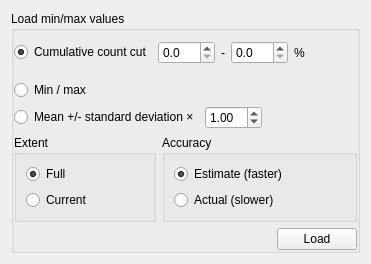
First picture: the form in src/ui/qgsrasterminmaxwidgetbase.ui, repository carsmie/QGIS, before the edit.
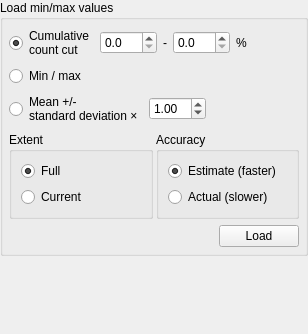
Second picture: the form after the edit.

Commit message:
Update raster properties dialog to vertical tabs
- Minimize width of band renderer type widgets by reorganizing layouts and fixing spacing issues
- Fix #7569, too much information when edit style on raster layer properties
- Group 'Color rendering' options
- Add Reset button to 'Color rendering' options
- Add icon for pseudocolor colormap sorting

What changed in the file:
```diff
--- a/src/ui/qgsrasterminmaxwidgetbase.ui
+++ b/src/ui/qgsrasterminmaxwidgetbase.ui
@@ -6,29 +6,33 @@
    <rect>
     <x>0</x>
     <y>0</y>
-    <width>371</width>
-    <height>264</height>
+    <width>308</width>
+    <height>334</height>
    </rect>
   </property>
   <property name="windowTitle">
    <string>Form</string>
   </property>
   <layout class="QVBoxLayout" name="verticalLayout_3">
+   <property name="margin">
+    <number>0</number>
+   </property>
    <item>
     <widget class="QGroupBox" name="mLoadMinMaxValuesGroupBox">
      <property name="title">
       <string>Load min/max values</string>
      </property>
-     <layout class="QVBoxLayout" name="verticalLayout">
+     <layout class="QVBoxLayout" name="verticalLayout_4">
       <property name="margin">
-       <number>0</number>
+       <number>6</number>
       </property>
       <item>
        <layout class="QHBoxLayout" name="horizontalLayout">
         <item>
          <widget class="QRadioButton" name="mCumulativeCutRadioButton">
           <property name="text">
-           <string>Cumulative count cut</string>
+           <string>Cumulative
+count cut</string>
           </property>
           <property name="checked">
            <bool>true</bool>
@@ -94,7 +98,7 @@
           </property>
           <property name="sizeHint" stdset="0">
            <size>
-            <width>268</width>
+            <width>0</width>
             <height>20</height>
            </size>
           </property>
@@ -107,7 +111,8 @@
         <item>
          <widget class="QRadioButton" name="mStdDevRadioButton">
           <property name="text">
-           <string>Mean +/- standard deviation ×</string>
+           <string>Mean +/-
+standard deviation ×</string>
           </property>
          </widget>
         </item>
@@ -131,8 +136,8 @@
           </property>
           <property name="sizeHint" stdset="0">
            <size>
-            <width>318</width>
-            <height>17</height>
+            <width>0</width>
+            <height>20</height>
            </size>
           </property>
          </spacer>
@@ -141,19 +146,16 @@
       </item>
       <item>
        <layout class="QHBoxLayout" name="horizontalLayout_2">
+        <property name="spacing">
+         <number>3</number>
+        </property>
         <item>
          <widget class="QGroupBox" name="mExtentGroupBox">
-          <property name="sizePolicy">
-           <sizepolicy hsizetype="Preferred" vsizetype="Minimum">
-            <horstretch>0</horstretch>
-            <verstretch>0</verstretch>
-           </sizepolicy>
-          </property>
           <property name="title">
            <string>Extent</string>
           </property>
-          <layout class="QGridLayout" name="gridLayout_3">
-           <item row="0" column="0">
+          <layout class="QVBoxLayout" name="verticalLayout_2">
+           <item>
             <widget class="QRadioButton" name="mFullExtentRadioButton">
              <property name="text">
               <string>Full</string>
@@ -163,88 +165,23 @@
              </property>
             </widget>
            </item>
-           <item row="0" column="1">
-            <spacer name="horizontalSpacer_9">
-             <property name="orientation">
-              <enum>Qt::Horizontal</enum>
-             </property>
-             <property name="sizeHint" stdset="0">
-              <size>
-               <width>60</width>
-               <height>20</height>
-              </size>
-             </property>
-            </spacer>
-           </item>
-           <item row="1" column="0">
+           <item>
             <widget class="QRadioButton" name="mCurrentExtentRadioButton">
              <property name="text">
               <string>Current</string>
              </property>
             </widget>
            </item>
-           <item row="1" column="1">
-            <spacer name="horizontalSpacer_10">
-             <property name="orientation">
-              <enum>Qt::Horizontal</enum>
-             </property>
-             <property name="sizeHint" stdset="0">
-              <size>
-               <width>60</width>
-               <height>20</height>
-              </size>
-             </property>
-            </spacer>
-           </item>
           </layout>
          </widget>
         </item>
         <item>
          <widget class="QGroupBox" name="mAccuracyGroupBox">
-          <property name="sizePolicy">
-           <sizepolicy hsizetype="Preferred" vsizetype="Minimum">
-            <horstretch>0</horstretch>
-            <verstretch>0</verstretch>
-           </sizepolicy>
-          </property>
           <property name="title">
            <string>Accuracy</string>
           </property>
-          <layout class="QGridLayout" name="gridLayout_2">
-           <item row="0" column="1">
-            <spacer name="horizontalSpacer_7">
-             <property name="orientation">
-              <enum>Qt::Horizontal</enum>
-             </property>
-             <property name="sizeHint" stdset="0">
-              <size>
-               <width>65</width>
-               <height>20</height>
-              </size>
-             </property>
-            </spacer>
-           </item>
-           <item row="1" column="0">
-            <widget class="QRadioButton" name="mActualRadioButton">
-             <property name="text">
-              <string>Actual (slower)</string>
-             </property>
-            </widget>
-           </item>
-           <item row="1" column="1">
-            <spacer name="horizontalSpacer_8">
-             <property name="orientation">
-              <enum>Qt::Horizontal</enum>
-             </property>
-             <property name="sizeHint" stdset="0">
-              <size>
-               <width>65</width>
-               <height>20</height>
-              </size>
-             </property>
-            </spacer>
-           </item>
-           <item row="0" column="0">
+          <layout class="QVBoxLayout" name="verticalLayout">
+           <item>
             <widget class="QRadioButton" name="mEstimateRadioButton">
              <property name="text">
               <string>Estimate (faster)</string>
@@ -254,6 +191,13 @@
              </property>
             </widget>
            </item>
+           <item>
+            <widget class="QRadioButton" name="mActualRadioButton">
+             <property name="text">
+              <string>Actual (slower)</string>
+             </property>
+            </widget>
+           </item>
           </layout>
          </widget>
         </item>
@@ -268,8 +212,8 @@
           </property>
           <property name="sizeHint" stdset="0">
            <size>
-            <width>313</width>
-            <height>21</height>
+            <width>0</width>
+            <height>20</height>
            </size>
           </property>
          </spacer>
@@ -286,6 +230,19 @@
      </layout>
     </widget>
    </item>
+   <item>
+    <spacer name="verticalSpacer">
+     <property name="orientation">
+      <enum>Qt::Vertical</enum>
+     </property>
+     <property name="sizeHint" stdset="0">
+      <size>
+       <width>20</width>
+       <height>0</height>
+      </size>
+     </property>
+    </spacer>
+   </item>
   </layout>
  </widget>
  <resources/>
```
The commit also changes 8 other files.
